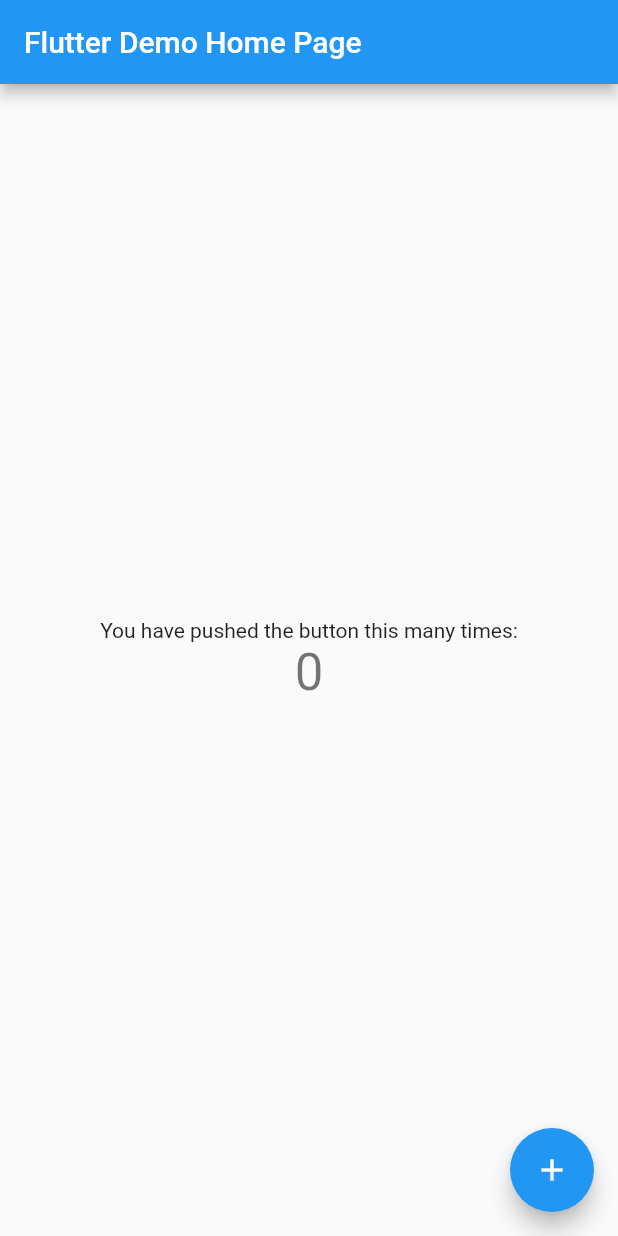
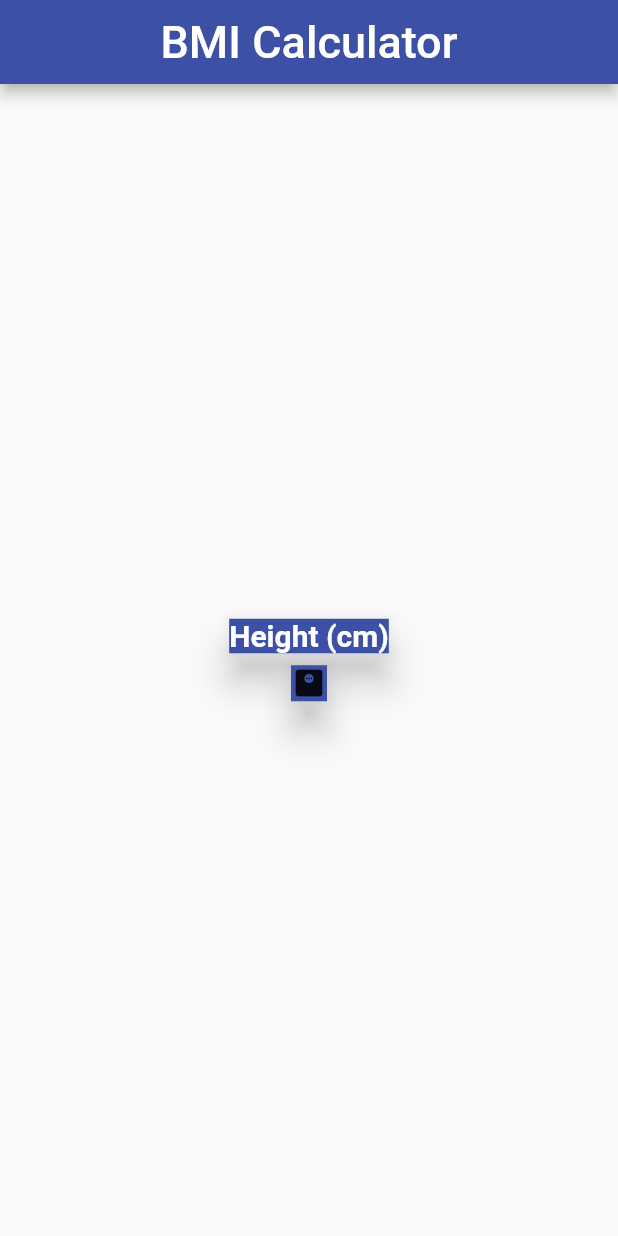
Before and after one commit to clariechek/bmicalc, a Flutter app: the screen it shows after launch, on a phone screen of 412 x 824 dp. Run offline on Flutter 3.47's test engine with Material 2 defaults, Android fonts, the phone set to English and light mode, and no system bars; missing offline and left inert: flutter_3d_choice_chip.

Commit message:
added gender, height, weight widgets

```diff
--- /dev/null
+++ b/lib/components/genderWidget.dart
@@ -0,0 +1,46 @@
+import 'package:flutter/material.dart';
+import 'package:flutter_3d_choice_chip/flutter_3d_choice_chip.dart';
+
+class GenderWidget extends StatefulWidget {
+  const GenderWidget({super.key});
+
+  @override
+  _GenderWidgetState createState() => _GenderWidgetState();
+}
+
+class _GenderWidgetState extends State<GenderWidget> {
+  int _gender = 0;
+  @override
+  Widget build(BuildContext context) {
+    return Container(
+      child: Row(
+        children: [
+          ChoiceChip3D(
+            width: 150,
+            height: 150,
+            onSelected: () {},
+            onUnSelected: () {},
+            selected: (_gender == 1),
+            child: Column(
+              children: [
+                // Male image
+              ],
+            ),
+          ),
+          ChoiceChip3D(
+            width: 150,
+            height: 150,
+            onSelected: () {},
+            onUnSelected: () {},
+            selected: (_gender == 2),
+            child: Column(
+              children: [
+                // Female image
+              ],
+            ),
+          )
+        ],
+      ),
+    );
+  }
+}
--- /dev/null
+++ b/lib/components/heightWidget.dart
@@ -0,0 +1,29 @@
+import 'package:flutter/material.dart';
+
+class HeightWidget extends StatefulWidget {
+  const HeightWidget({super.key});
+
+  @override
+  _HeightWidgetState createState() => _HeightWidgetState();
+}
+
+class _HeightWidgetState extends State<HeightWidget> {
+  @override
+  Widget build(BuildContext context) {
+    return Card(
+      elevation: 10,
+      shape: const RoundedRectangleBorder(),
+      color: const Color.fromARGB(255, 60, 80, 165),
+      child: Column(
+        children: [
+          Text(
+            "Height (cm)",
+            style: const TextStyle(
+                fontSize: 20, color: Colors.white, fontWeight: FontWeight.bold),
+          ),
+          // Slider
+        ],
+      ),
+    );
+  }
+}
--- /dev/null
+++ b/lib/components/weightWidget.dart
@@ -0,0 +1,23 @@
+import 'package:flutter/material.dart';
+
+class WeightWidget extends StatefulWidget {
+  const WeightWidget({super.key});
+
+  @override
+  _WeightWidgetState createState() => _WeightWidgetState();
+}
+
+class _WeightWidgetState extends State<WeightWidget> {
+  @override
+  Widget build(BuildContext context) {
+    return Card(
+        color: const Color.fromARGB(255, 60, 80, 165),
+        elevation: 10,
+        shape: const RoundedRectangleBorder(),
+        child: Column(
+          children: [
+            Icon(Icons.monitor_weight),
+          ],
+        ));
+  }
+}
--- a/lib/main.dart
+++ b/lib/main.dart
@@ -1,115 +1,17 @@
+import 'package:bmicalc/pages/home.dart';
 import 'package:flutter/material.dart';
 
 void main() {
-  runApp(const MyApp());
+  runApp(MyApp());
 }
 
 class MyApp extends StatelessWidget {
-  const MyApp({super.key});
-
   // This widget is the root of your application.
   @override
   Widget build(BuildContext context) {
     return MaterialApp(
-      title: 'Flutter Demo',
-      theme: ThemeData(
-        // This is the theme of your application.
-        //
-        // Try running your application with "flutter run". You'll see the
-        // application has a blue toolbar. Then, without quitting the app, try
-        // changing the primarySwatch below to Colors.green and then invoke
-        // "hot reload" (press "r" in the console where you ran "flutter run",
-        // or simply save your changes to "hot reload" in a Flutter IDE).
-        // Notice that the counter didn't reset back to zero; the application
-        // is not restarted.
-        primarySwatch: Colors.blue,
-      ),
-      home: const MyHomePage(title: 'Flutter Demo Home Page'),
+      title: 'BMI Calculator',
+      home: Home(),
     );
   }
 }
-
-class MyHomePage extends StatefulWidget {
-  const MyHomePage({super.key, required this.title});
-
-  // This widget is the home page of your application. It is stateful, meaning
-  // that it has a State object (defined below) that contains fields that affect
-  // how it looks.
-
-  // This class is the configuration for the state. It holds the values (in this
-  // case the title) provided by the parent (in this case the App widget) and
-  // used by the build method of the State. Fields in a Widget subclass are
-  // always marked "final".
-
-  final String title;
-
-  @override
-  State<MyHomePage> createState() => _MyHomePageState();
-}
-
-class _MyHomePageState extends State<MyHomePage> {
-  int _counter = 0;
-
-  void _incrementCounter() {
-    setState(() {
-      // This call to setState tells the Flutter framework that something has
-      // changed in this State, which causes it to rerun the build method below
-      // so that the display can reflect the updated values. If we changed
-      // _counter without calling setState(), then the build method would not be
-      // called again, and so nothing would appear to happen.
-      _counter++;
-    });
-  }
-
-  @override
-  Widget build(BuildContext context) {
-    // This method is rerun every time setState is called, for instance as done
-    // by the _incrementCounter method above.
-    //
-    // The Flutter framework has been optimized to make rerunning build methods
-    // fast, so that you can just rebuild anything that needs updating rather
-    // than having to individually change instances of widgets.
-    return Scaffold(
-      appBar: AppBar(
-        // Here we take the value from the MyHomePage object that was created by
-        // the App.build method, and use it to set our appbar title.
-        title: Text(widget.title),
-      ),
-      body: Center(
-        // Center is a layout widget. It takes a single child and positions it
-        // in the middle of the parent.
-        child: Column(
-          // Column is also a layout widget. It takes a list of children and
-          // arranges them vertically. By default, it sizes itself to fit its
-          // children horizontally, and tries to be as tall as its parent.
-          //
-          // Invoke "debug painting" (press "p" in the console, choose the
-          // "Toggle Debug Paint" action from the Flutter Inspector in Android
-          // Studio, or the "Toggle Debug Paint" command in Visual Studio Code)
-          // to see the wireframe for each widget.
-          //
-          // Column has various properties to control how it sizes itself and
-          // how it positions its children. Here we use mainAxisAlignment to
-          // center the children vertically; the main axis here is the vertical
-          // axis because Columns are vertical (the cross axis would be
-          // horizontal).
-          mainAxisAlignment: MainAxisAlignment.center,
-          children: <Widget>[
-            const Text(
-              'You have pushed the button this many times:',
-            ),
-            Text(
-              '$_counter',
-              style: Theme.of(context).textTheme.headline4,
-            ),
-          ],
-        ),
-      ),
-      floatingActionButton: FloatingActionButton(
-        onPressed: _incrementCounter,
-        tooltip: 'Increment',
-        child: const Icon(Icons.add),
-      ), // This trailing comma makes auto-formatting nicer for build methods.
-    );
-  }
-}
--- /dev/null
+++ b/lib/pages/home.dart
@@ -0,0 +1,37 @@
+import 'package:bmicalc/components/genderWidget.dart';
+import 'package:bmicalc/components/heightWidget.dart';
+import 'package:bmicalc/components/weightWidget.dart';
+import 'package:flutter/material.dart';
+
+class Home extends StatefulWidget {
+  @override
+  _HomeState createState() => _HomeState();
+}
+
+class _HomeState extends State<Home> {
+  @override
+  Widget build(BuildContext context) {
+    return Scaffold(
+      appBar: AppBar(
+        centerTitle: true,
+        backgroundColor: Color.fromARGB(255, 60, 80, 165),
+        title: const Text(
+          "BMI Calculator",
+          style: TextStyle(fontSize: 30, color: Colors.white),
+        ),
+      ),
+      body: Container(
+          padding: const EdgeInsets.all(12),
+          child: Column(
+            mainAxisAlignment: MainAxisAlignment.center,
+            children: [
+              GenderWidget(),
+              HeightWidget(),
+              WeightWidget(),
+              // calculate
+              // results page
+            ],
+          )),
+    );
+  }
+}
--- a/pubspec.yaml
+++ b/pubspec.yaml
@@ -36,6 +36,7 @@ dependencies:
   # The following adds the Cupertino Icons font to your application.
   # Use with the CupertinoIcons class for iOS style icons.
   cupertino_icons: ^1.0.2
+  flutter_3d_choice_chip: ^0.1.4
 
 dev_dependencies:
   flutter_test:
```
Also changed, not shown: pubspec.lock.
